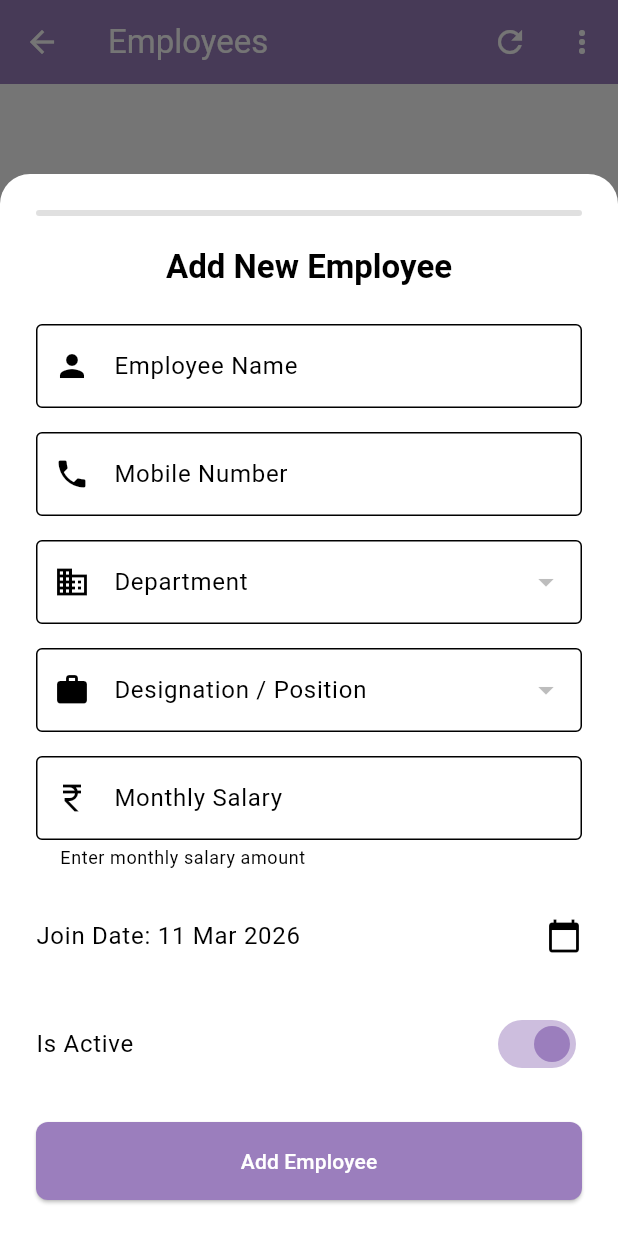
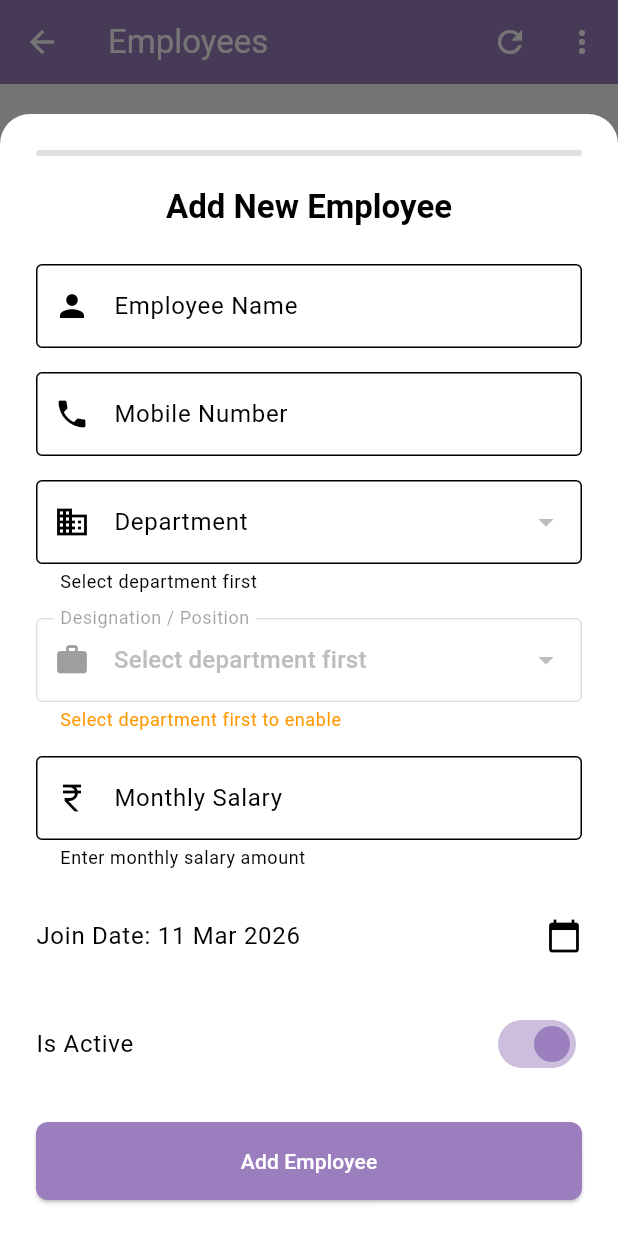
Before and after one commit to allygitrepo/Sihft_Ledger, a Flutter app: the EmployeesScreen screen opened by its route, after a tap on "Add Employee", on a phone screen of 412 x 824 dp. Run offline on Flutter 3.47's test engine with Material 3 defaults, Android fonts, the phone set to English and light mode, and no system bars; our stand-ins replace csv, file_picker, flutter_riverpod, fluttertoast, riverpod, shared_preferences; missing offline and left inert: file_saver; accounts and stored records are empty.

Commit message:
update the cascaded dropdown.

```diff
--- a/shiftledger/lib/screens/employees_screen.dart
+++ b/shiftledger/lib/screens/employees_screen.dart
@@ -1343,6 +1343,7 @@ class _EmployeesScreenState extends ConsumerState<EmployeesScreen> {
                             labelText: 'Department',
                             prefixIcon: Icon(Icons.business),
                             border: OutlineInputBorder(),
+                            helperText: 'Select department first',
                           ),
                           items: departments.where((d) => d.status).map((dept) {
                             return DropdownMenuItem(
@@ -1369,17 +1370,26 @@ class _EmployeesScreenState extends ConsumerState<EmployeesScreen> {
                         // Designation Dropdown (filtered by selected department)
                         DropdownButtonFormField<String>(
                           value: selectedDesignationId,
-                          decoration: const InputDecoration(
+                          decoration: InputDecoration(
                             labelText: 'Designation / Position',
                             prefixIcon: Icon(Icons.work),
-                            border: OutlineInputBorder(),
-                          ),
-                          items: allDesignations
+                            border: const OutlineInputBorder(),
+                            helperText: selectedDepartmentId == null
+                                ? 'Select department first to enable'
+                                : 'Select designation for the department',
+                            helperStyle: TextStyle(
+                              color: selectedDepartmentId == null
+                                  ? Colors.orange
+                                  : Colors.grey,
+                            ),
+                            enabled: selectedDepartmentId != null,
+                          ),
+                          items: selectedDepartmentId == null
+                              ? []
+                              : allDesignations
                                   .where(
                                     (d) =>
-                                    (selectedDepartmentId == null ||
-                                        d.departmentId ==
-                                            selectedDepartmentId) &&
+                                        d.departmentId == selectedDepartmentId &&
                                         d.status,
                                   )
                                   .map((desig) {
@@ -1389,7 +1399,9 @@ class _EmployeesScreenState extends ConsumerState<EmployeesScreen> {
                                     );
                                   })
                                   .toList(),
-                          onChanged: (value) {
+                          onChanged: selectedDepartmentId == null
+                              ? null
+                              : (value) {
                                   setModalState(() {
                                     selectedDesignationId = value;
                                   });
@@ -1397,6 +1409,10 @@ class _EmployeesScreenState extends ConsumerState<EmployeesScreen> {
                           validator: (value) => value == null
                               ? 'Please select a designation'
                               : null,
+                          disabledHint: Text(
+                            'Select department first',
+                            style: TextStyle(color: Colors.grey[400]),
+                          ),
                         ),
                         const SizedBox(height: 16),
                         TextFormField(
@@ -1690,6 +1706,7 @@ class _EmployeesScreenState extends ConsumerState<EmployeesScreen> {
                           labelText: 'Department',
                           prefixIcon: Icon(Icons.business),
                           border: OutlineInputBorder(),
+                          helperText: 'Select department first',
                         ),
                         items: departments
                             .where(
@@ -1720,16 +1737,26 @@ class _EmployeesScreenState extends ConsumerState<EmployeesScreen> {
                       // Designation Dropdown (filtered by selected department)
                       DropdownButtonFormField<String>(
                         value: selectedDesignationId,
-                        decoration: const InputDecoration(
+                        decoration: InputDecoration(
                           labelText: 'Designation / Position',
-                          prefixIcon: Icon(Icons.work),
-                          border: OutlineInputBorder(),
-                        ),
-                        items: allDesignations
+                          prefixIcon: const Icon(Icons.work),
+                          border: const OutlineInputBorder(),
+                          helperText: selectedDepartmentId == null
+                              ? 'Select department first to enable'
+                              : 'Select designation for the department',
+                          helperStyle: TextStyle(
+                            color: selectedDepartmentId == null
+                                ? Colors.orange
+                                : Colors.grey,
+                          ),
+                          enabled: selectedDepartmentId != null,
+                        ),
+                        items: selectedDepartmentId == null
+                            ? []
+                            : allDesignations
                                 .where(
                                   (d) =>
-                                  (selectedDepartmentId == null ||
-                                      d.departmentId == selectedDepartmentId) &&
+                                      d.departmentId == selectedDepartmentId &&
                                       (d.status || d.id == selectedDesignationId),
                                 )
                                 .map((desig) {
@@ -1739,7 +1766,9 @@ class _EmployeesScreenState extends ConsumerState<EmployeesScreen> {
                                   );
                                 })
                                 .toList(),
-                        onChanged: (value) {
+                        onChanged: selectedDepartmentId == null
+                            ? null
+                            : (value) {
                                 setDialogState(() {
                                   selectedDesignationId = value;
                                 });
@@ -1747,6 +1776,10 @@ class _EmployeesScreenState extends ConsumerState<EmployeesScreen> {
                         validator: (value) => value == null
                             ? 'Please select a designation'
                             : null,
+                        disabledHint: Text(
+                          'Select department first',
+                          style: TextStyle(color: Colors.grey[400]),
+                        ),
                       ),
                       const SizedBox(height: 12),
                       TextFormField(
```
Lines whose indentation alone changed are shown as unchanged.
